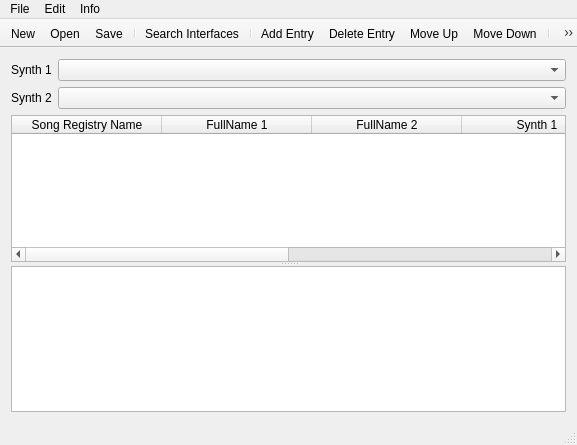
Old version of the form SysexLive/MainWindow.ui in the repository masc4ii/SysexLive.
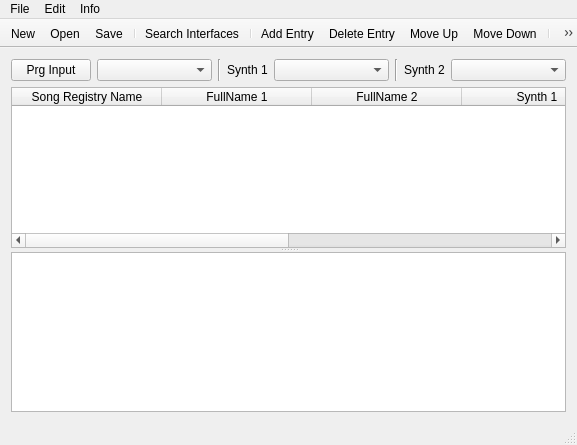
New version of the form. Icons and pictures are not drawn.

Commit message: Listen to MidiIn Program Change to select and send settings from table

Diff of the .ui file:
```diff
--- a/SysexLive/MainWindow.ui
+++ b/SysexLive/MainWindow.ui
@@ -21,10 +21,41 @@
    <bool>true</bool>
   </property>
   <widget class="QWidget" name="centralWidget">
-   <layout class="QGridLayout" name="gridLayout_2">
-    <item row="0" column="0">
      <layout class="QGridLayout" name="gridLayout">
-      <item row="0" column="0" colspan="2">
+    <item row="0" column="0">
+     <widget class="QPushButton" name="pushButtonListen">
+      <property name="maximumSize">
+       <size>
+        <width>110</width>
+        <height>16777215</height>
+       </size>
+      </property>
+      <property name="text">
+       <string>Prg Input</string>
+      </property>
+      <property name="checkable">
+       <bool>true</bool>
+      </property>
+     </widget>
+    </item>
+    <item row="0" column="1">
+     <widget class="QComboBox" name="comboBoxInput">
+      <property name="sizePolicy">
+       <sizepolicy hsizetype="Expanding" vsizetype="Fixed">
+        <horstretch>0</horstretch>
+        <verstretch>0</verstretch>
+       </sizepolicy>
+      </property>
+     </widget>
+    </item>
+    <item row="0" column="2">
+     <widget class="Line" name="line">
+      <property name="orientation">
+       <enum>Qt::Vertical</enum>
+      </property>
+     </widget>
+    </item>
+    <item row="0" column="3">
        <widget class="QLabel" name="labelSynth1">
         <property name="sizePolicy">
          <sizepolicy hsizetype="Fixed" vsizetype="Preferred">
@@ -37,7 +68,7 @@
         </property>
        </widget>
       </item>
-      <item row="0" column="2">
+    <item row="0" column="4">
        <widget class="QComboBox" name="comboBoxSynth1">
         <property name="sizePolicy">
          <sizepolicy hsizetype="Expanding" vsizetype="Fixed">
@@ -47,10 +78,14 @@
         </property>
        </widget>
       </item>
-      <item row="1" column="2">
-       <widget class="QComboBox" name="comboBoxSynth2"/>
-      </item>
-      <item row="1" column="0" colspan="2">
+    <item row="0" column="5">
+     <widget class="Line" name="line_2">
+      <property name="orientation">
+       <enum>Qt::Vertical</enum>
+      </property>
+     </widget>
+    </item>
+    <item row="0" column="6">
        <widget class="QLabel" name="labelSynth2">
         <property name="sizePolicy">
          <sizepolicy hsizetype="Fixed" vsizetype="Preferred">
@@ -63,9 +98,17 @@
         </property>
        </widget>
       </item>
-     </layout>
+    <item row="0" column="7">
+     <widget class="QComboBox" name="comboBoxSynth2">
+      <property name="sizePolicy">
+       <sizepolicy hsizetype="Expanding" vsizetype="Fixed">
+        <horstretch>0</horstretch>
+        <verstretch>0</verstretch>
+       </sizepolicy>
+      </property>
+     </widget>
     </item>
-    <item row="1" column="0">
+    <item row="1" column="0" colspan="8">
      <widget class="QSplitter" name="splitter">
       <property name="orientation">
        <enum>Qt::Vertical</enum>
```
Lines whose indentation alone changed are shown as unchanged. The commit also changes 4 other files.
